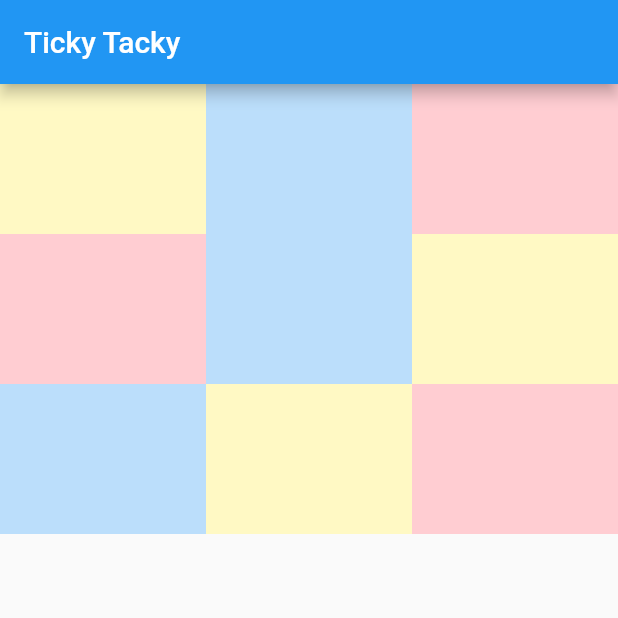
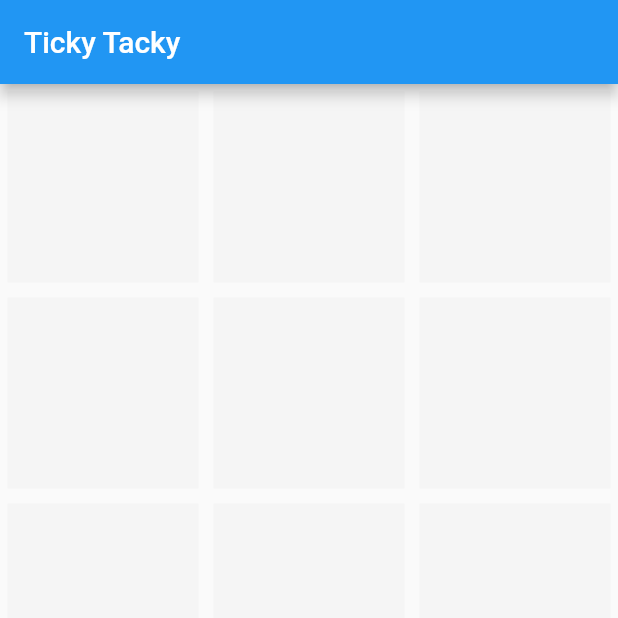
Before and after one commit to nguyen-michael/tic-tac-toe-flutter, a Flutter app: the screen it shows after launch, on a phone screen of 412 x 824 dp, the top half of it. Run offline on Flutter 3.47's test engine with Material 2 defaults, Android fonts, the light colour scheme and no system bars.

Commit message:
Implement tappable colored squares alternating and exclusive

```diff
--- a/lib/main.dart
+++ b/lib/main.dart
@@ -1,4 +1,5 @@
 import 'package:flutter/material.dart';
+import 'package:flutter/rendering.dart';
 
 void main() => runApp(MyApp());
 
@@ -11,62 +12,25 @@ class MyApp extends StatelessWidget {
         appBar: AppBar(
           title: Text('Ticky Tacky'),
         ),
-        body: Column(
-          children: [
-            Row(
-              children: [
-                Spot(
-                  player: 0,
-                ),
-                Spot(
-                  player: 1,
-                ),
-                Spot(
-                  player: 2,
-                )
-              ],
-            ),
-            Row(
-              children: [
-                Spot(
-                  player: 2,
-                ),
-                Spot(
-                  player: 1,
-                ),
-                Spot(
-                  player: 0,
-                )
-              ],
-            ),
-            Row(
-              children: [
-                Spot(
-                  player: 1,
-                ),
-                Spot(
-                  player: 0,
-                ),
-                Spot(
-                  player: 2,
-                )
-              ],
-            )
-          ],
-        ),
+        body: Board(),
       ),
     );
   }
 }
 
+/*
+  Spot Widget, clickable and changes look depending on game state from the app
+*/
+
 class Spot extends StatelessWidget {
-  Spot({this.player});
+  Spot({this.player, this.index});
 
   final int player;
+  final int index;
 
   Color _setColor(int player) {
     if (player == 0) {
-      return Colors.yellow[100];
+      return Colors.grey[100];
     } else if (player == 1) {
       return Colors.blue[100];
     } else if (player == 2) {
@@ -78,12 +42,59 @@ class Spot extends StatelessWidget {
 
   @override
   Widget build(BuildContext context) {
-    return Expanded(
+    return ConstrainedBox(
+      constraints: BoxConstraints(
+        maxHeight: 100,
+        maxWidth: 100,
+      ),
       child: Container(
-        width: 10,
+        width: 100,
         height: 100,
         color: _setColor(player),
+        margin: const EdgeInsets.all(5),
       ),
     );
   }
 }
+
+/*
+  Board widget that holds the game state and factors out the positioning of the
+  spots
+ */
+
+class Board extends StatefulWidget {
+  @override
+  _BoardState createState() => _BoardState();
+}
+
+class _BoardState extends State<Board> {
+  List _gameState = [0, 0, 0, 0, 0, 0, 0, 0, 0];
+  bool _currentPlayerOne = true;
+  @override
+  Widget build(BuildContext context) {
+    return Container(
+      child: GridView.builder(
+        gridDelegate:
+            SliverGridDelegateWithFixedCrossAxisCount(crossAxisCount: 3),
+        itemBuilder: (context, index) => InkWell(
+          child: Spot(
+            player: _gameState[index],
+            index: index,
+          ),
+          onTap: () {
+            setState(() {
+              if (_currentPlayerOne && _gameState[index] == 0) {
+                _gameState[index] = 1;
+                _currentPlayerOne = false;
+              } else if (!_currentPlayerOne && _gameState[index] == 0) {
+                _gameState[index] = 2;
+                _currentPlayerOne = true;
+              }
+            });
+          },
+        ),
+        itemCount: 9,
+      ),
+    );
+  }
+}
```
